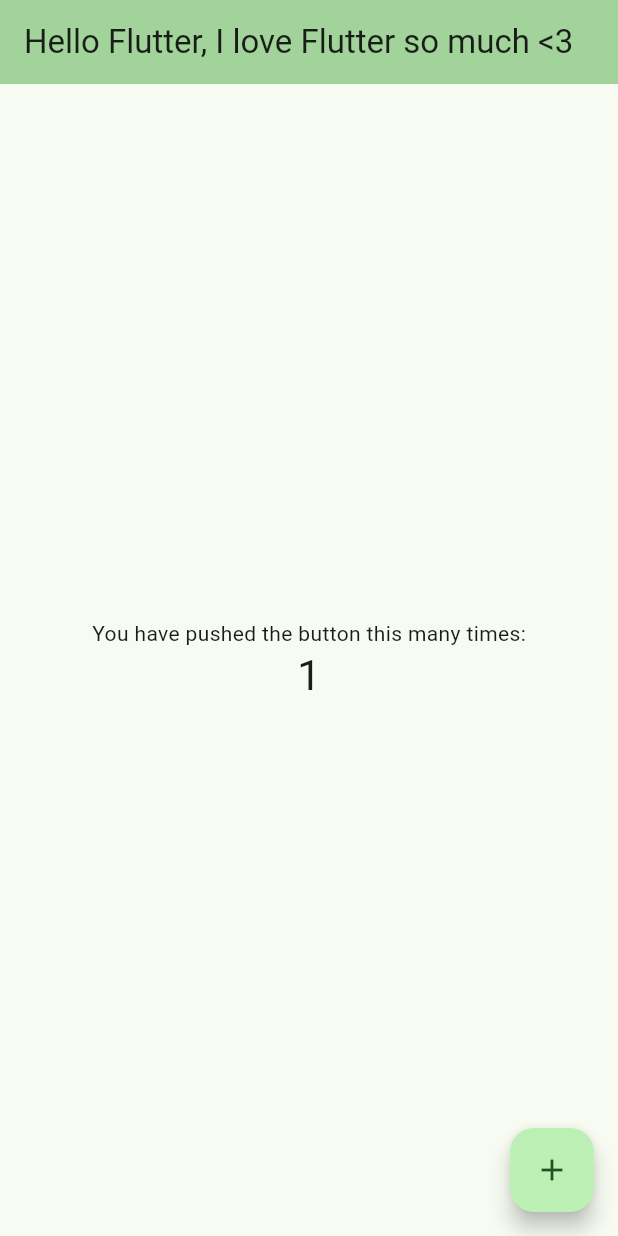
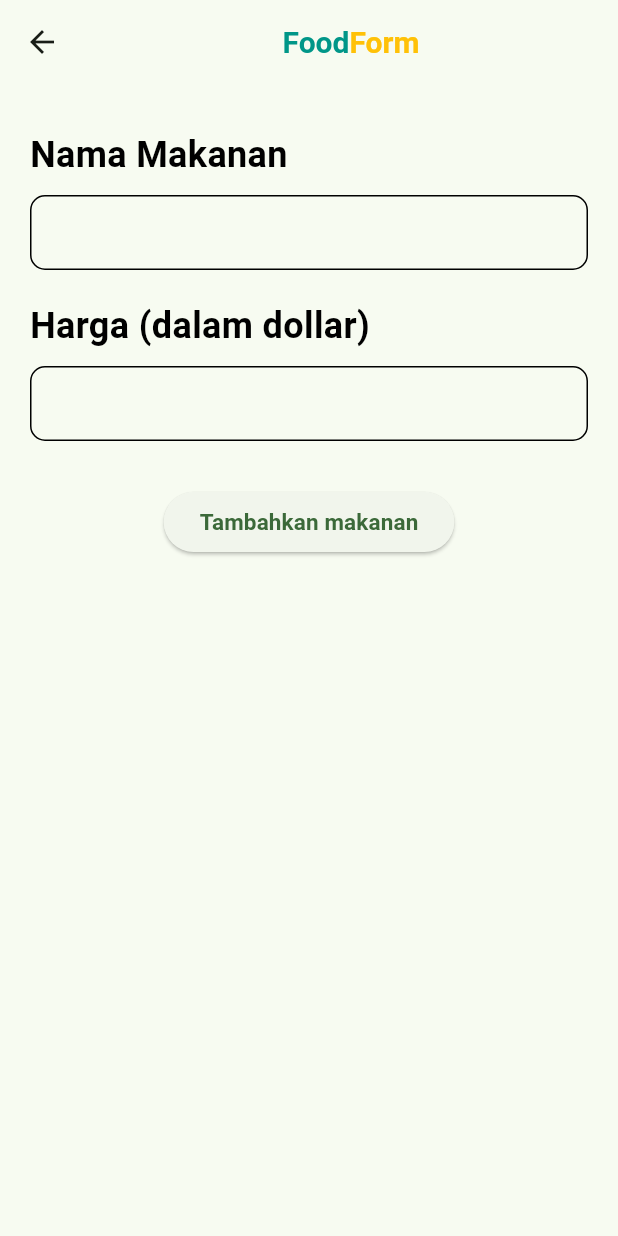
Before and after one commit to DeltDev/Akbar-Al-Fattah-Flutter-Task-Koesnadi-AI-Coding-Challenge, a Flutter app: the screen it shows after launch, after a tap on the "add" icon, on a phone screen of 412 x 824 dp. Run offline on Flutter 3.47's test engine with Material 3 defaults, Android fonts, the light colour scheme and no system bars.

Commit message:
feat: add input page

```diff
--- a/analysis_options.yaml
+++ b/analysis_options.yaml
@@ -21,6 +21,8 @@
   # `// ignore_for_file: name_of_lint` syntax on the line or in the file
   # producing the lint.
   rules:
+    prefer_const_constructors: false
+    prefer_const_literals_to_create_immutables: false
     # avoid_print: false  # Uncomment to disable the `avoid_print` rule
     # prefer_single_quotes: true  # Uncomment to enable the `prefer_single_quotes` rule
 
--- a/lib/main.dart
+++ b/lib/main.dart
@@ -1,4 +1,5 @@
 import 'package:flutter/material.dart';
+import 'package:koesnadi_ai_coding_challenge/pages/home.dart';
 
 void main() {
   runApp(const MyApp());
@@ -12,6 +13,7 @@
   Widget build(BuildContext context) {
     return MaterialApp(
       title: 'Flutter Demo',
+      debugShowCheckedModeBanner: false,
       theme: ThemeData(
         // This is the theme of your application.
         //
@@ -30,7 +32,7 @@
         // tested with just a hot reload.
         colorScheme: ColorScheme.fromSeed(seedColor: Colors.green),
       ),
-      home: const MyHomePage(title: 'Hello Flutter, I love Flutter so much <3'),
+      home: Home(),
     );
   }
 }
--- /dev/null
+++ b/lib/pages/food.dart
@@ -0,0 +1,82 @@
+import 'package:flutter/material.dart';
+
+class Food extends StatefulWidget{
+  const Food ({super.key});
+  @override
+  State<Food> createState() => FoodState();
+}
+
+class FoodState extends State<Food>{
+  @override
+  Widget build(BuildContext context){
+    return Scaffold(
+      appBar: AppBar(
+        title: Row(
+          mainAxisAlignment: MainAxisAlignment.center,
+          children: [
+            Text(
+              "Food",
+              style: TextStyle(
+                  color: Colors.teal,
+                  fontSize: 20.0,
+                  fontWeight: FontWeight.bold),),
+            Text(
+              "Form",
+              style: TextStyle(
+                  color: Colors.amber,
+                  fontSize: 20.0,
+                  fontWeight: FontWeight.bold
+              ),
+            )
+          ],),),
+      body: Container(
+        margin: EdgeInsets.only(left: 20.0, top: 30.0, right: 20.0),
+        child: Column(
+          crossAxisAlignment: CrossAxisAlignment.start,
+          children: [
+            Text("Nama Makanan", style: TextStyle(
+              color: Colors.black, fontSize: 24.0, fontWeight: FontWeight.bold
+            ),),
+            SizedBox(height: 10.0,),
+            Container(
+              padding: EdgeInsets.only(left: 10.0),
+              decoration: BoxDecoration(
+                border: Border.all(),
+                borderRadius: BorderRadius.circular(10)
+              ),
+              child: TextField(
+                decoration: InputDecoration(border: InputBorder.none),
+              ),
+            ),
+            SizedBox(height: 20.0,),
+            Text("Harga (dalam dollar)", style: TextStyle(
+                color: Colors.black, fontSize: 24.0, fontWeight: FontWeight.bold
+            ),),
+            SizedBox(height: 10.0,),
+            Container(
+              padding: EdgeInsets.only(left: 10.0),
+              decoration: BoxDecoration(
+                  border: Border.all(),
+                  borderRadius: BorderRadius.circular(10)
+              ),
+              child: TextField(
+                decoration: InputDecoration(border: InputBorder.none),
+              ),
+            ),
+            SizedBox(height: 30.0,),
+            Center(
+                child: ElevatedButton(
+                    onPressed: (){},
+                    child: Text(
+                        "Tambahkan makanan",
+                        style: TextStyle(
+                            fontSize: 15.0,
+                            fontWeight: FontWeight.bold)))
+            )
+
+          ],
+        ),
+      ),
+    );
+  }
+}
--- /dev/null
+++ b/lib/pages/home.dart
@@ -0,0 +1,46 @@
+import 'package:flutter/material.dart';
+import 'package:koesnadi_ai_coding_challenge/pages/food.dart';
+
+class Home extends StatefulWidget{
+
+  const Home({super.key});
+
+  @override
+  State<Home> createState() => HomeState();
+}
+
+class HomeState extends State<Home>{
+  @override
+  Widget build(BuildContext context){
+    return Scaffold(
+      floatingActionButton: FloatingActionButton(onPressed: (){
+        Navigator.push(context, MaterialPageRoute(builder: (context)=>Food()));
+      }, child: Icon(Icons.add),backgroundColor: Colors.tealAccent,),
+      appBar: AppBar(
+        title: Row(
+          mainAxisAlignment: MainAxisAlignment.center,
+          children: [
+            Text(
+              "Soup",
+              style: TextStyle(
+                  color: Colors.teal,
+                  fontSize: 20.0,
+                  fontWeight: FontWeight.bold),),
+            Text(
+              "Way",
+              style: TextStyle(
+                  color: Colors.amber,
+                  fontSize: 20.0,
+                  fontWeight: FontWeight.bold
+              ),
+        )
+      ],),),
+      body: Container(
+        child: Column(children: [
+
+        ],
+        ),
+      )
+    );
+  }
+}
```
